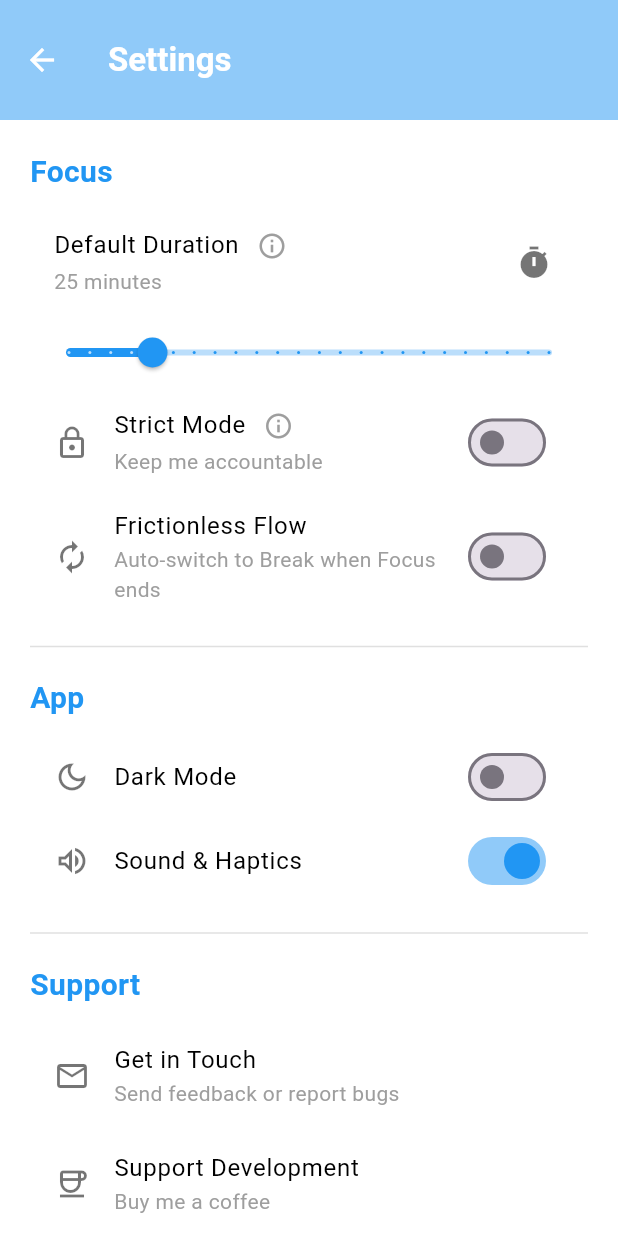
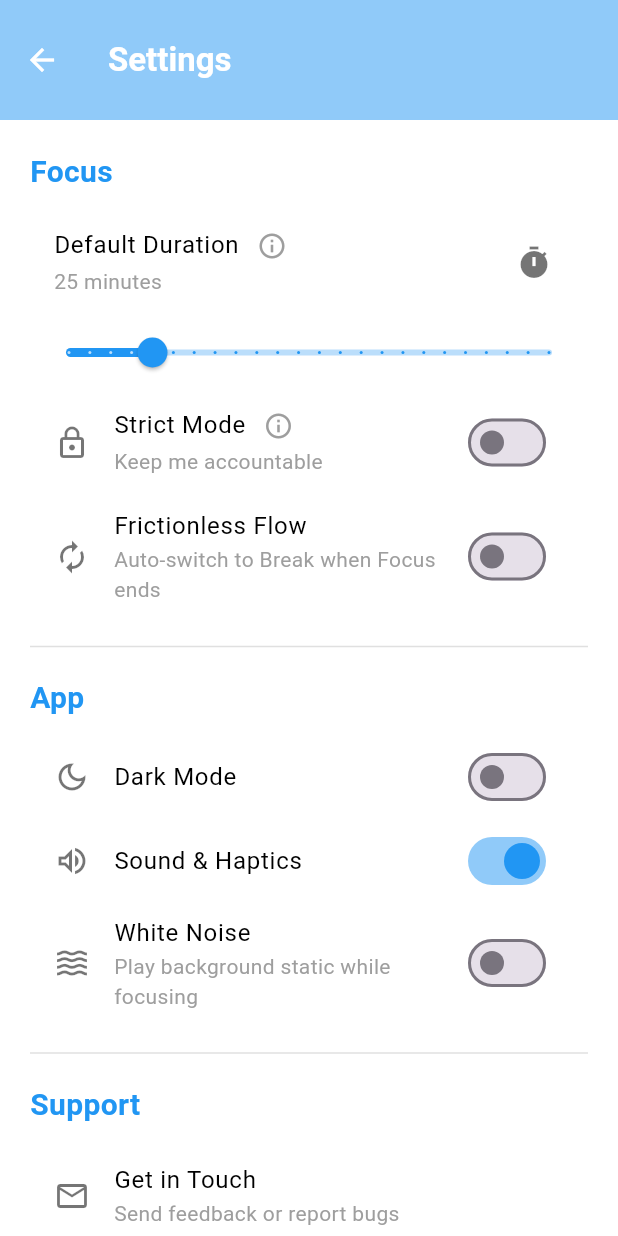
Before and after one commit to giopato02/NullState_App, a Flutter app: the screen it shows after launch, after a tap on the "settings" icon, on a phone screen of 412 x 824 dp. Run offline on Flutter 3.47's test engine with Material 3 defaults, Android fonts, the phone set to English and light mode, and no system bars; our stand-ins replace audioplayers, fl_chart, flutter_local_notifications, flutter_timezone, hive, hive_flutter and 2 more; accounts and stored records are empty.

Commit message:
Added FEATURE: White Noise

```diff
--- a/lib/main.dart
+++ b/lib/main.dart
@@ -2,7 +2,6 @@ import 'package:flutter/material.dart';
 import 'package:nullstate/pages/home_page.dart';
 import 'package:hive_flutter/hive_flutter.dart';
 import 'package:nullstate/models/note.dart';
-import 'package:nullstate/pages/stats_page.dart';
 import 'package:nullstate/services/notification_service.dart';
 import 'package:nullstate/models/session.dart';
 
--- a/lib/pages/focus_page.dart
+++ b/lib/pages/focus_page.dart
@@ -37,6 +37,8 @@ class _FocusPageState extends State<FocusPage> with WidgetsBindingObserver {
   int _lastQuoteIndex = -1;
 
   final AudioPlayer _audioPlayer = AudioPlayer();
+  final AudioPlayer _sfxPlayer = AudioPlayer();
+  final AudioPlayer _bgmPlayer = AudioPlayer();
   final List<String> _breakQuotes = [
     "Breathe in... Breathe out...",
     "Look at something 20 feet away",
@@ -116,6 +118,8 @@ class _FocusPageState extends State<FocusPage> with WidgetsBindingObserver {
     timer?.cancel();
     _quoteTimer?.cancel();
     _audioPlayer.dispose();
+    _sfxPlayer.dispose();
+    _bgmPlayer.dispose();
     super.dispose();
   }
 
@@ -165,6 +169,29 @@ class _FocusPageState extends State<FocusPage> with WidgetsBindingObserver {
     }
   }
 
+  // Play Completion Sound
+  void _playCompletionSound() async {
+    final settingsBox = Hive.box('settings_box');
+    if (settingsBox.get('isSoundEnabled', defaultValue: true)) {
+      await _sfxPlayer.play(AssetSource('sounds/ding.mp3'));
+    }
+  }
+
+  // Manage White Noise
+  void _manageWhiteNoise({required bool play}) async {
+    final settingsBox = Hive.box('settings_box');
+    bool whiteNoiseEnabled = settingsBox.get('whiteNoise', defaultValue: false);
+
+    if (play && whiteNoiseEnabled) {
+      // Loop the white noise forever
+      await _bgmPlayer.setReleaseMode(ReleaseMode.loop);
+      await _bgmPlayer.play(AssetSource('sounds/white_noise.mp3'));
+    } else {
+      // Stop immediately
+      await _bgmPlayer.stop();
+    }
+  }
+
   void _toggleMode(bool toBreak) {
     if (isRunning || isPaused) return;
 
@@ -187,6 +214,7 @@ class _FocusPageState extends State<FocusPage> with WidgetsBindingObserver {
 
     setState(() {
       isRunning = true;
+      _manageWhiteNoise(play: true);
       isPaused = false;
     });
 
@@ -256,6 +284,7 @@ class _FocusPageState extends State<FocusPage> with WidgetsBindingObserver {
     NotificationService().cancelNotification(888);
     setState(() {
       isRunning = false;
+      _manageWhiteNoise(play: false);
       isPaused = true;
     });
   }
@@ -272,13 +301,14 @@ class _FocusPageState extends State<FocusPage> with WidgetsBindingObserver {
     }
     setState(() {
       isRunning = false;
+      _manageWhiteNoise(play: false);
       isPaused = false;
       remainingSeconds = 0;
       _endTime = null;
     });
   }
 
-  // 💾 SAVES DATA TO HIVE
+  // SAVES DATA TO HIVE
   void _saveSessionToDatabase() {
     final sessionBox = Hive.box<Session>('session_box');
 
@@ -301,6 +331,8 @@ class _FocusPageState extends State<FocusPage> with WidgetsBindingObserver {
   void _finishTimer() async {
     _saveSessionToDatabase();
     _triggerHaptic(success: true);
+    _playCompletionSound();
+    _manageWhiteNoise(play: false);
     stopTimer(cancelNotify: false);
 
     final settingsBox = Hive.box('settings_box');
--- a/lib/pages/settings_page.dart
+++ b/lib/pages/settings_page.dart
@@ -17,6 +17,7 @@ class _SettingsPageState extends State<SettingsPage> {
   late bool _autoFlow;
   late bool _isDarkMode;
   late bool _isSoundEnabled;
+  late bool _whiteNoise;
 
   @override
   void initState() {
@@ -27,13 +28,14 @@ class _SettingsPageState extends State<SettingsPage> {
     _autoFlow = _settingsBox.get('autoFlow', defaultValue: false);
     _isDarkMode = _settingsBox.get('isDarkMode', defaultValue: false);
     _isSoundEnabled = _settingsBox.get('isSoundEnabled', defaultValue: true);
+    _whiteNoise = _settingsBox.get('whiteNoise', defaultValue: false);
   }
 
   // Function to open Email
   Future<void> _launchEmail() async {
     final Uri emailLaunchUri = Uri(
       scheme: 'mailto',
-      path: 'nullstate.co@gmail.com', // Change this to the actual email later
+      path: 'nullstate.co@gmail.com', // CHANGE LATER
       query: 'subject=NullState Feedback',
     );
 
@@ -283,6 +285,22 @@ void _showDurationInfo() {
                   });
                 },
               ),
+              // Setting 6: White Noise
+              SwitchListTile(
+                title: Text("White Noise", style: TextStyle(color: textColor)),
+                  subtitle: const Text("Play background static while focusing",
+                  style: TextStyle(color: Colors.grey)
+                ),
+                secondary: Icon(Icons.waves, color: iconColor),
+                activeThumbColor: Colors.blue,
+                value: _whiteNoise,
+                onChanged: (val) {
+                  setState(() {
+                    _whiteNoise = val;
+                    _settingsBox.put('whiteNoise', val);
+                  });
+                },
+              ),
 
               Divider(height: 40, color: dividerColor),
 
@@ -294,7 +312,7 @@ void _showDurationInfo() {
               ),
               const SizedBox(height: 10),
 
-              // Setting 6: Feedback
+              // Setting 7: Feedback
               ListTile(
                 leading: Icon(Icons.mail_outline, color: iconColor),
                 title: Text("Get in Touch", style: TextStyle(color: textColor)),
@@ -302,7 +320,7 @@ void _showDurationInfo() {
                 onTap: _launchEmail,
               ),
 
-              // Setting 7: Donation
+              // Setting 8: Donation
               ListTile(
                 leading: Icon(Icons.coffee_outlined, color: iconColor),
                 title: Text("Support Development", style: TextStyle(color: textColor)),
--- a/lib/pages/stats_page.dart
+++ b/lib/pages/stats_page.dart
@@ -224,8 +224,8 @@ class _StatsPageState extends State<StatsPage> {
                           leftTitles: AxisTitles(
                             sideTitles: SideTitles(
                               showTitles: true,
-                              reservedSize:
-                                  55, // Increased slightly to fit "1h 20m"
+                              reservedSize: 55,
+                              interval: 30,
                               getTitlesWidget: (value, meta) {
                                 if (value == 0) return const SizedBox();
 
@@ -315,16 +315,25 @@ class _StatsPageState extends State<StatsPage> {
                 // 5. DAILY AVERAGE (Footer)
                 Center(
                   child: Container(
-                    padding: const EdgeInsets.symmetric(horizontal: 24, vertical: 12),
+                    padding: const EdgeInsets.symmetric(
+                      horizontal: 24,
+                      vertical: 12,
+                    ),
                     decoration: BoxDecoration(
                       color: Colors.white.withValues(alpha: 0.1),
                       borderRadius: BorderRadius.circular(30),
-                      border: Border.all(color: Colors.white.withValues(alpha: 0.1)),
+                      border: Border.all(
+                        color: Colors.white.withValues(alpha: 0.1),
+                      ),
                     ),
                     child: Row(
                       mainAxisSize: MainAxisSize.min,
                       children: [
-                        const Icon(Icons.show_chart, color: Colors.white70, size: 20),
+                        const Icon(
+                          Icons.show_chart,
+                          color: Colors.white70,
+                          size: 20,
+                        ),
                         const SizedBox(width: 8),
                         Text(
                           "Daily Average:  ${(totalFocus / 7).round()}m",
@@ -353,19 +362,26 @@ class _StatsPageState extends State<StatsPage> {
   // ---------------- UI HELPERS---------------- //
 
   void _showInfoDialog() {
+    bool isDarkMode = Hive.box(
+      'settings_box',
+    ).get('isDarkMode', defaultValue: false);
+
+    // Define colors based on theme
+    Color bgColor = isDarkMode ? Colors.grey[900]! : Colors.white;
+    Color textColor = isDarkMode ? Colors.white : Colors.black87;
     showDialog(
       context: context,
       builder: (context) => AlertDialog(
-        backgroundColor: Colors.grey[900],
-        title: const Text(
+        backgroundColor: bgColor,
+        title: Text(
           "Tracking Rules",
-          style: TextStyle(color: Colors.white),
+          style: TextStyle(color: textColor),
         ),
-        content: const Text(
+        content: Text(
           "1. Only FULLY COMPLETED sessions are recorded.\n"
           "2. If you stop a timer early, it will NOT count towards your stats.\n"
           "3. Strict Mode failures are not recorded.",
-          style: TextStyle(color: Colors.white70),
+          style: TextStyle(color: textColor.withValues(alpha: 0.8)),
         ),
         actions: [
           TextButton(
@@ -539,7 +555,9 @@ class _StatsPageState extends State<StatsPage> {
     int streak = 0;
     final today = DateTime.now();
     final todayStr = DateFormat('yyyy-MM-dd').format(today);
-    final yesterdayStr = DateFormat('yyyy-MM-dd').format(today.subtract(const Duration(days: 1)));
+    final yesterdayStr = DateFormat(
+      'yyyy-MM-dd',
+    ).format(today.subtract(const Duration(days: 1)));
 
     // If we focused today, start counting from today.
     // If not, check if we focused yesterday (streak is still alive).
@@ -611,7 +629,8 @@ class FlickeringFire extends StatefulWidget {
   State<FlickeringFire> createState() => _FlickeringFireState();
 }
 
-class _FlickeringFireState extends State<FlickeringFire> with SingleTickerProviderStateMixin {
+class _FlickeringFireState extends State<FlickeringFire>
+    with SingleTickerProviderStateMixin {
   late AnimationController _controller;
   late Animation<double> _opacityAnim;
 
@@ -640,7 +659,8 @@ class _FlickeringFireState extends State<FlickeringFire> with SingleTickerProvid
         children: [
           Icon(
             Icons.local_fire_department_sharp,
-            color: Colors.grey.withValues(alpha: 0.3), size: 28
+            color: Colors.grey.withValues(alpha: 0.3),
+            size: 28,
           ),
           const SizedBox(width: 4),
           Text(
@@ -648,8 +668,9 @@ class _FlickeringFireState extends State<FlickeringFire> with SingleTickerProvid
             style: TextStyle(
               color: Colors.grey.withValues(alpha: 0.5),
               fontWeight: FontWeight.bold,
-              fontSize: 18)
+              fontSize: 18,
             ),
+          ),
         ],
       );
     }
@@ -671,7 +692,7 @@ class _FlickeringFireState extends State<FlickeringFire> with SingleTickerProvid
                     color: Colors.orange.withValues(alpha: 0.6),
                     blurRadius: 10 + (_controller.value * 10), // Glow effect
                     spreadRadius: 2,
-                  )
+                  ),
                 ],
               ),
             );
@@ -680,7 +701,11 @@ class _FlickeringFireState extends State<FlickeringFire> with SingleTickerProvid
         const SizedBox(width: 6),
         Text(
           "${widget.streak}",
-          style: const TextStyle(color: Colors.orangeAccent, fontWeight: FontWeight.bold, fontSize: 20),
+          style: const TextStyle(
+            color: Colors.orangeAccent,
+            fontWeight: FontWeight.bold,
+            fontSize: 20,
+          ),
         ),
       ],
     );
```
Also changed, not shown: 1 other file.
